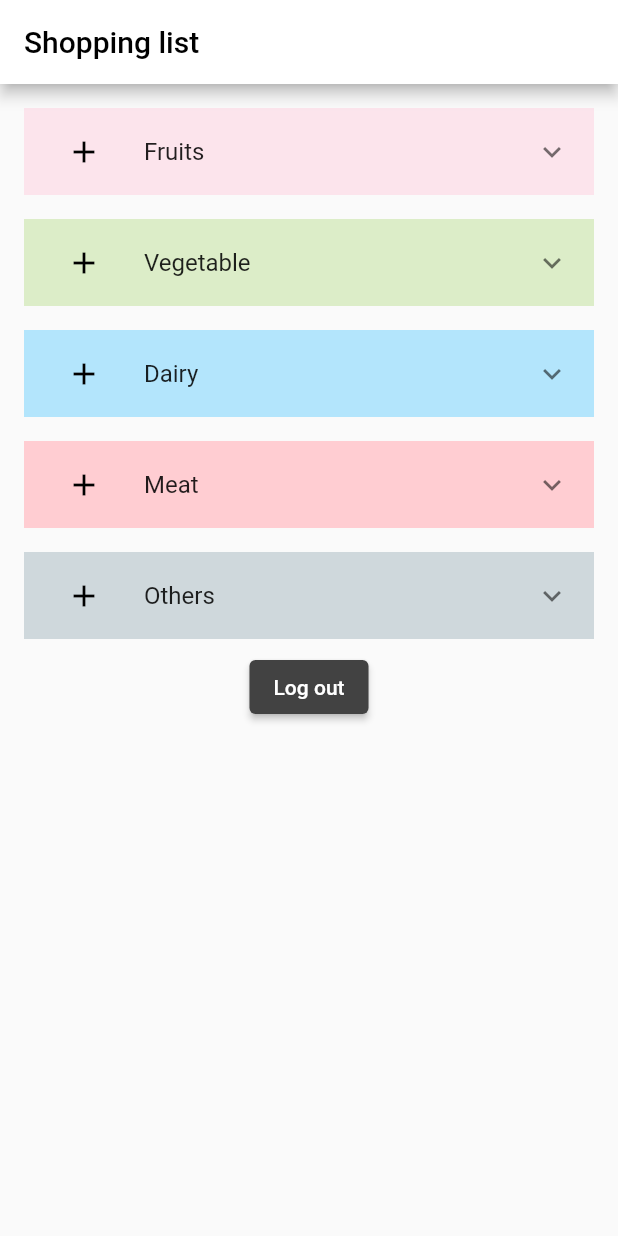
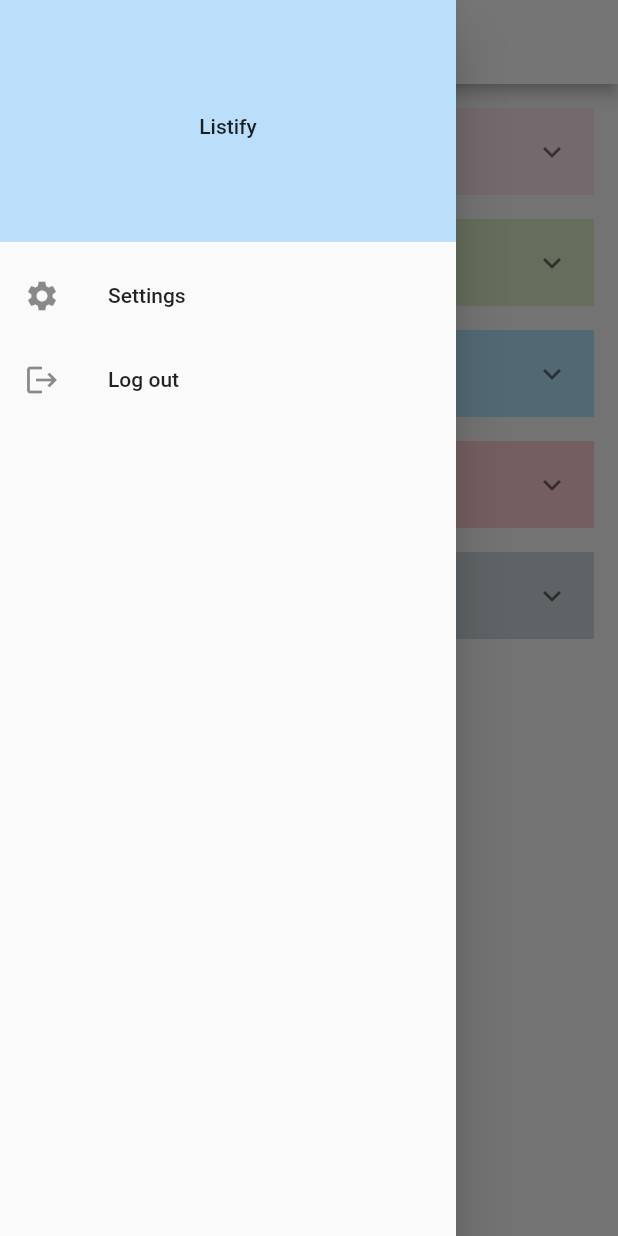
Before and after one commit to juliakowalikk/listify, a Flutter app: the ListPage screen opened directly, with the side drawer open (before the commit the screen has no drawer), on a phone screen of 412 x 824 dp. Run offline on Flutter 3.47's test engine with Material 2 defaults, Android fonts, the phone set to English and light mode, and no system bars; our stand-ins replace bloc, cloud_firestore, email_validator, equatable, firebase_auth, firebase_core and 2 more; accounts and stored records are empty; generated files the repository leaves out were written again.

Commit message:
Add drawer

```diff
--- a/lib/presentation/pages/list/list_page.dart
+++ b/lib/presentation/pages/list/list_page.dart
@@ -1,8 +1,7 @@
-import 'package:firebase_auth/firebase_auth.dart';
 import 'package:flutter/material.dart';
 import 'package:flutter_gen/gen_l10n/app_localizations.dart';
+import 'package:listify/presentation/pages/list/widgets/drawer_body.dart';
 import 'package:listify/presentation/pages/list/widgets/list_view_tile.dart';
-import 'package:listify/presentation/pages/sign_in/sign_in_page.dart';
 
 class ListPage extends StatefulWidget {
   const ListPage({super.key});
@@ -14,6 +13,7 @@
 class _ListPageState extends State<ListPage> {
   @override
   Widget build(BuildContext context) => Scaffold(
+        drawer: const DrawerBody(),
         appBar: AppBar(
           iconTheme: const IconThemeData(color: Colors.black),
           backgroundColor: Colors.white,
@@ -25,20 +25,8 @@
         body: Padding(
           padding: const EdgeInsets.all(8.0),
           child: Column(
-            children: [
-              const ListViewTile(),
-              ElevatedButton(
-                style: ElevatedButton.styleFrom(
-                    backgroundColor: Colors.grey.shade800),
-                onPressed: () => FirebaseAuth.instance
-                    .signOut()
-                    .then((value) => Navigator.pushReplacement(
-                          context,
-                          MaterialPageRoute(
-                              builder: (context) => const SignIn()),
-                        )),
-                child: const Text('Log out'),
-              )
+            children: const [
+              ListViewTile(),
             ],
           ),
         ),
--- /dev/null
+++ b/lib/presentation/pages/list/widgets/drawer_body.dart
@@ -0,0 +1,38 @@
+import 'package:firebase_auth/firebase_auth.dart';
+import 'package:flutter/material.dart';
+import 'package:listify/presentation/pages/sign_in/sign_in_page.dart';
+
+class DrawerBody extends StatelessWidget {
+  const DrawerBody({super.key});
+
+  @override
+  Widget build(BuildContext context) => Drawer(
+        child: ListView(
+          children: [
+            DrawerHeader(
+              decoration: BoxDecoration(
+                color: Colors.blue.shade100,
+              ),
+              child: const Center(child: Text('Listify')),
+            ),
+            ListTile(
+              leading: const Icon(Icons.settings),
+              title: const Text('Settings'),
+              onTap: () {},
+            ),
+            ListTile(
+              leading: const Icon(Icons.logout),
+              title: const Text('Log out'),
+              onTap: () {
+                FirebaseAuth.instance.signOut().then(
+                      (value) => Navigator.pushReplacement(
+                        context,
+                        MaterialPageRoute(builder: (context) => const SignIn()),
+                      ),
+                    );
+              },
+            ),
+          ],
+        ),
+      );
+}
```
